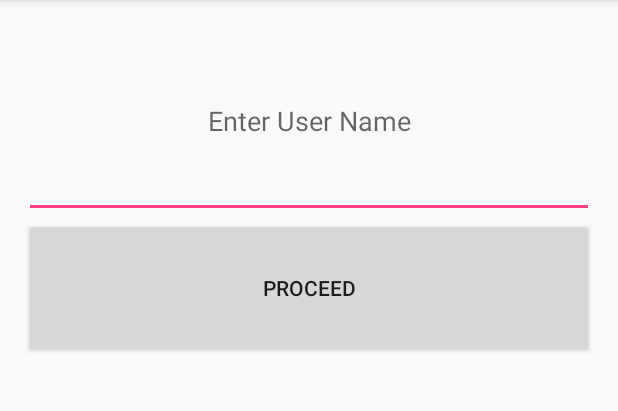
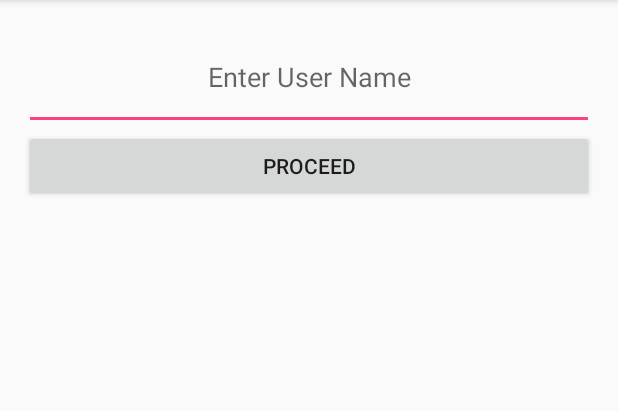
Before and after one commit to yahzaa/akanamanaguchi, an Android app: the screen it shows after launch (Login), on a phone screen of 412 x 824 dp, the part 84-495 px from its top. Run offline under Robolectric (Android 15) with nearby library versions, the phone set to English and light mode, and no system bars.

```diff
--- a/SprintChat/app/src/main/AndroidManifest.xml
+++ b/SprintChat/app/src/main/AndroidManifest.xml
@@ -11,6 +11,8 @@
         android:allowBackup="true"
         android:icon="@mipmap/ic_launcher"
         android:label="@string/app_name"
+        android:gravity = "center"
+        android:layout_gravity="center"
         android:supportsRtl="true"
         android:theme="@style/AppTheme">
         <activity android:name=".Login">
--- a/SprintChat/app/src/main/res/layout/activity_login.xml
+++ b/SprintChat/app/src/main/res/layout/activity_login.xml
@@ -18,7 +18,7 @@
         android:layout_height="wrap_content"
         android:gravity='center'
         android:layout_gravity="center_horizontal|center_vertical"
-        android:layout_weight="0.14"
+        android:layout_weight="0.04"
         android:maxLines="1"
         android:imeOptions="actionDone"
         android:hint="Enter User Name" >
@@ -27,10 +27,9 @@
     <Button
         android:id="@+id/submit_email"
         android:layout_width="match_parent"
-        android:layout_height="87dp"
+        android:layout_height="wrap_content"
         android:gravity='center'
         android:text='Proceed'
-        android:layout_gravity="center_horizontal|center_vertical"
-        android:layout_weight="0.01" />
+        android:layout_gravity="center_horizontal|center_vertical" />
 
 </LinearLayout>
```
